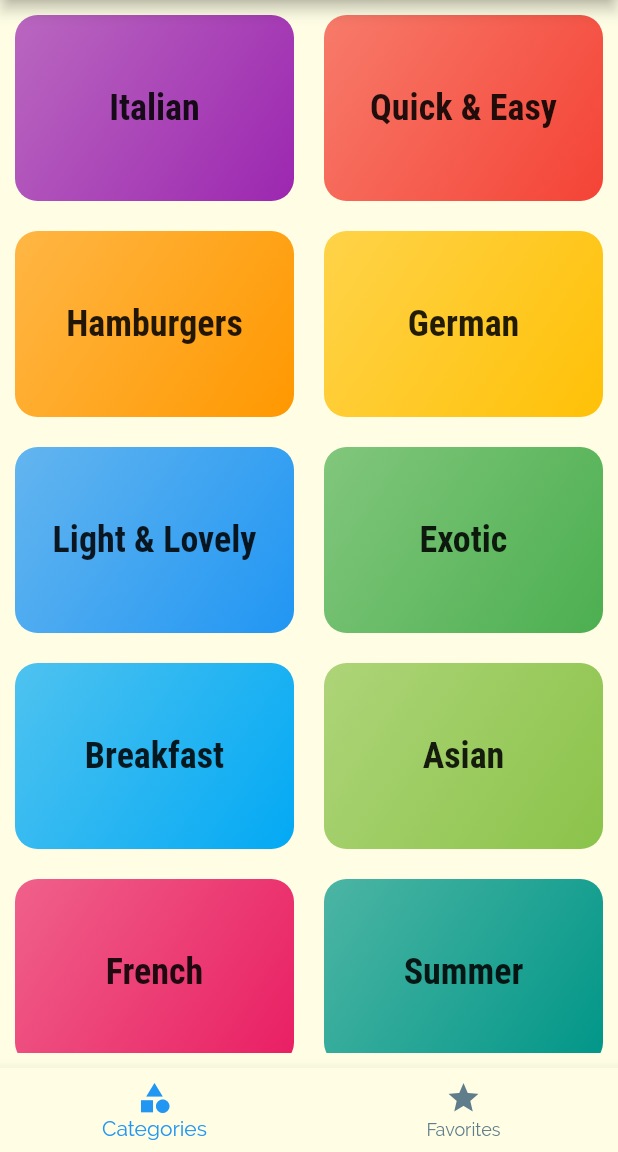
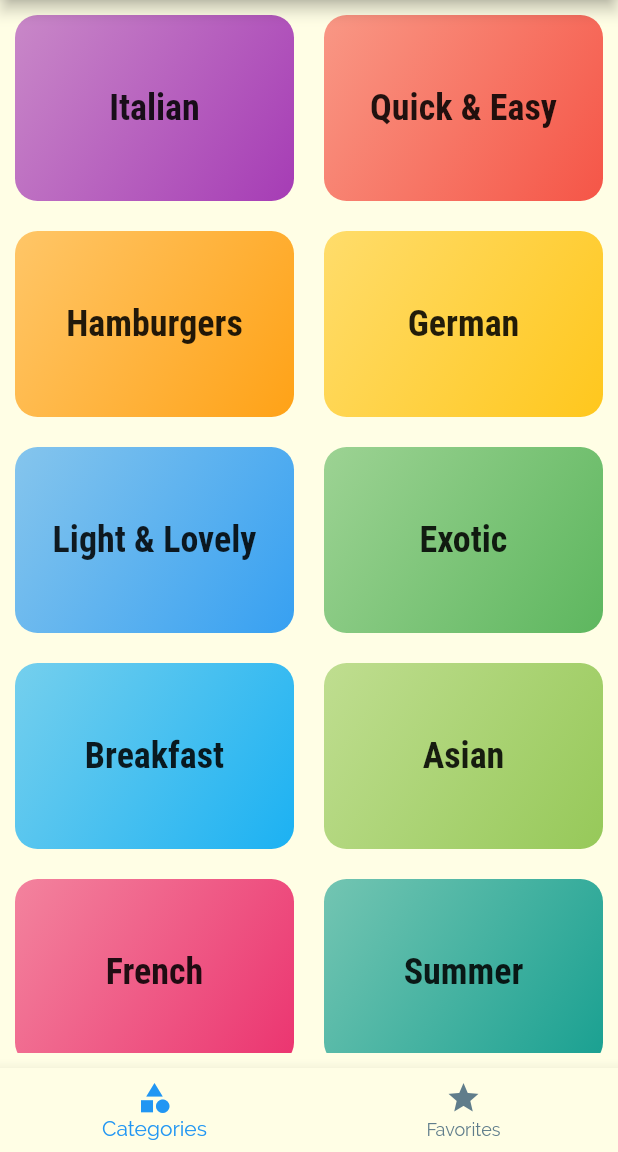
Before and after one commit to GeriGlazer/meals_recipes, a Flutter app: the screen it shows after launch, on a phone screen of 412 x 824 dp, the part 84-1236 px from its top. Run offline on Flutter 3.47's test engine with Material 2 defaults, Android fonts, the phone set to English and light mode, and no system bars; missing offline and left inert: enough_platform_widgets.

Commit message:
Code optimization and SDK update

```diff
--- a/lib/categories_mock.dart
+++ b/lib/data/categories_mock.dart
@@ -1,7 +1,7 @@
 import 'package:flutter/material.dart';
 
-import './models/category.dart';
-import './models/meal.dart';
+import '../models/category.dart';
+import '../models/meal.dart';
 
 const CATEGORIES_MOCK = const [
   Category(
--- a/lib/models/category.dart
+++ b/lib/models/category.dart
@@ -5,5 +5,5 @@ class Category {
   final String title;
   final Color color;
 
-  const Category({@required this.id, @required this.title, this.color = Colors.orange});
+  const Category({required this.id, required this.title, this.color = Colors.orange});
 }
--- a/lib/models/meal.dart
+++ b/lib/models/meal.dart
@@ -28,17 +28,17 @@ class Meal {
   final bool isVegetarian;
 
   const Meal({
-      @required this.id,
-      @required this.categories,
-      @required this.title,
-      @required this.imageUrl,
-      @required this.ingredients,
-      @required this.steps,
-      @required this.duration,
-      @required this.complexity,
-      @required this.affordability,
-      @required this.isGlutenFree,
-      @required this.isLactoseFree,
-      @required this.isVegan,
-      @required this.isVegetarian});
+      required this.id,
+      required this.categories,
+      required this.title,
+      required this.imageUrl,
+      required this.ingredients,
+      required this.steps,
+      required this.duration,
+      required this.complexity,
+      required this.affordability,
+      required this.isGlutenFree,
+      required this.isLactoseFree,
+      required this.isVegan,
+      required this.isVegetarian});
 }
--- a/lib/screens/bottomTabsScreen.dart
+++ b/lib/screens/bottomTabsScreen.dart
@@ -2,7 +2,7 @@ import 'dart:io';
 
 import 'package:flutter/cupertino.dart';
 import 'package:flutter/material.dart';
-import 'package:flutter_complete_guide/categories_mock.dart';
+import 'package:flutter_complete_guide/data/categories_mock.dart';
 import 'package:flutter_complete_guide/widgets/adaptive_drawer.dart';
 
 import '../models/meal.dart';
--- a/lib/screens/categories_screen.dart
+++ b/lib/screens/categories_screen.dart
@@ -5,15 +5,14 @@ import 'package:flutter/cupertino.dart';
 import 'package:flutter_complete_guide/models/category.dart';
 
 import '../widgets/category_item.dart';
-import '../categories_mock.dart';
+import '../data/categories_mock.dart';
 
 class CategoriesScreen extends StatelessWidget {
+  const CategoriesScreen ({super.key});
 
   List<Widget> gridViewChildren(){
     return CATEGORIES_MOCK.map((catData) => CategoryItem(
-        catData.title,
-        catData.color,
-        catData.id),
+        category: catData),
     ).toList();
   }
 
@@ -24,8 +23,8 @@ class CategoriesScreen extends StatelessWidget {
       minimum: const EdgeInsets.all(10),
         child: GridView(
           children: gridViewChildren(),
-          gridDelegate: const SliverGridDelegateWithMaxCrossAxisExtent(
-            maxCrossAxisExtent: 200,
+          gridDelegate: const SliverGridDelegateWithFixedCrossAxisCount(
+            crossAxisCount: 2,
             childAspectRatio:  3 / 2,
             crossAxisSpacing: 20,
             mainAxisSpacing: 20,
--- a/lib/screens/filters_screen.dart
+++ b/lib/screens/filters_screen.dart
@@ -31,7 +31,7 @@ class _FiltersScreenState extends State<FiltersScreen> {
     return SwitchListTile(
         title: Text(text, style: Theme.of(context).textTheme.titleMedium,),
         value: currentValue,
-        onChanged: updateValue
+        onChanged: updateValue(),
         );
   }
 
--- a/lib/screens/single_meal_screen.dart
+++ b/lib/screens/single_meal_screen.dart
@@ -4,7 +4,7 @@ import 'package:flutter/cupertino.dart';
 import 'package:flutter/material.dart';
 import '../widgets/adaptive_card.dart';
 
-import '../categories_mock.dart';
+import '../data/categories_mock.dart';
 
 class SingleMealScreen extends StatelessWidget {
   //When using a namedRuote use this variable
--- a/lib/widgets/category_item.dart
+++ b/lib/widgets/category_item.dart
@@ -2,16 +2,18 @@ import 'dart:io';
 
 import 'package:flutter/material.dart';
 import 'package:flutter/cupertino.dart';
+import '../models/category.dart';
 import 'package:enough_platform_widgets/platform.dart';
 import '../screens/meals_screen_by_category.dart';
 
 class CategoryItem extends StatelessWidget {
-  final String id;
-  final String title;
-  final Color backgroundColor;
 
-
-  CategoryItem(this.title, this.backgroundColor, this.id);
+  final Category category;
+  CategoryItem(
+      {super.key,
+        required this.category,
+       }
+      );
 
   PageRoute pageRoute(bool isIOS)  {
    return isIOS != null?
@@ -27,7 +29,7 @@ class CategoryItem extends StatelessWidget {
      },
      settings: RouteSettings(
        name: MealsScreenByCategory.routeName,
-       arguments: {'id': id, 'title': title},
+       arguments: {'id': category.id, 'title': category.title},
      )
    )
        : MaterialPageRoute(
@@ -36,7 +38,7 @@ class CategoryItem extends StatelessWidget {
        },
        settings: RouteSettings(
            name: MealsScreenByCategory.routeName,
-           arguments: {'id': id, 'title': title}
+           arguments: {'id': category.id, 'title': category.title}
        )
    );
   }
@@ -61,7 +63,7 @@ class CategoryItem extends StatelessWidget {
         child: Container(
           alignment: Alignment.center,
           child: Text(
-              title,
+              category.title,
             overflow: TextOverflow.visible,
               textAlign: TextAlign.center,
               style: Theme.of(context).textTheme.titleLarge,),
@@ -69,7 +71,10 @@ class CategoryItem extends StatelessWidget {
         //color: backgroundColor,
         decoration: BoxDecoration(
           gradient: LinearGradient(
-              colors: [backgroundColor.withOpacity(0.7), backgroundColor],
+              colors: [
+                category.color.withOpacity(0.55),
+                category.color.withOpacity(0.9)
+              ],
          begin: Alignment.topLeft,
          end: Alignment.bottomRight
         ),
--- a/lib/widgets/meal_item.dart
+++ b/lib/widgets/meal_item.dart
@@ -8,25 +8,16 @@ import '../../models/meal.dart';
 import 'adaptive_card.dart';
 
 class MealItem extends StatelessWidget {
-  final String id;
-  final String title;
-  final String imageURL;
-  final int duration;
-  final Complexity complexity;
-  final Affordability affordability;
+  final Meal meal;
 
   MealItem({
-    @required this.id,
-    @required this.title,
-    @required this.imageURL,
-    @required this.duration,
-    @required this.complexity,
-    @required this.affordability,
+    super.key,
+    required this.meal,
   }
       );
 
-  String get compexityText{
-    switch(complexity){
+  String get complexityText{
+    switch(meal.complexity){
       case Complexity.Simple:
         return 'Simple';
       case Complexity.Challenging:
@@ -39,7 +30,7 @@ class MealItem extends StatelessWidget {
   }
 
   String get affordabilityText{
-    switch(affordability){
+    switch(meal.affordability){
       case Affordability.Affordable:
         return 'Cheap';
       case Affordability.Pricey:
@@ -59,7 +50,7 @@ class MealItem extends StatelessWidget {
       },
         settings: RouteSettings(
             name: SingleMealScreen.routeName,
-            arguments: {'title' : title},
+            arguments: {'title' : meal.title},
         )
     )
         : MaterialPageRoute(
@@ -68,7 +59,7 @@ class MealItem extends StatelessWidget {
         },
         settings: RouteSettings(
             name: SingleMealScreen.routeName,
-            arguments: {'title' : title},
+            arguments: {'title' : meal.title},
         )
     );
   }
@@ -95,7 +86,7 @@ class MealItem extends StatelessWidget {
                 topRight: Radius.circular(15),
               ),
               child: Image.network(
-                imageURL,
+                meal.imageUrl,
                 height: 250,
                 width: double.infinity,
                 fit: BoxFit.cover,
@@ -113,14 +104,14 @@ class MealItem extends StatelessWidget {
                 width: 300,
                 padding: EdgeInsets.symmetric(vertical: 5, horizontal: 20),
                 child: Text(
-                  title,
+                  meal.title,
                   style: TextStyle(
                     fontSize: 26,
                     fontWeight: FontWeight.bold,
                     color: Colors.white,
                   ),
                   softWrap: true,
-                  overflow: TextOverflow.fade,
+                  overflow: TextOverflow.ellipsis,
                 ),
               ),
             ),
@@ -136,13 +127,13 @@ class MealItem extends StatelessWidget {
                 //maybe create a widget that returns Icon(bool platform (Icons/CupertinoIcons).switch case based in string as IconData
                 Icon(Icons.access_time),
                 SizedBox(width: 6,),
-                Text('$duration min'),
+                Text('$meal.duration min'),
               ],),
               Row(children: <Widget>[
                 //todo: build an adaptive method for IOS
                 Icon(Icons.work,),
                 SizedBox(width: 6,),
-                Text(compexityText),
+                Text(complexityText),
               ],),
               Row(children: <Widget>[
                 //todo: build an adaptive method for IOS
--- a/pubspec.yaml
+++ b/pubspec.yaml
@@ -18,7 +18,7 @@ publish_to: 'none' # Remove this line if you wish to publish to pub.dev
 version: 1.0.0+1
 
 environment:
-  sdk: ">=2.11.0 <3.0.0"
+  sdk: ">=2.17.0 <3.0.0"
 
 dependencies:
   flutter:
```
Also changed, not shown: lib/screens/favorites_screen.dart (+2 -6 lines), lib/screens/meals_screen_by_category.dart (+8 -15 lines), lib/widgets/adaptive_card.dart (+17 -16 lines).
